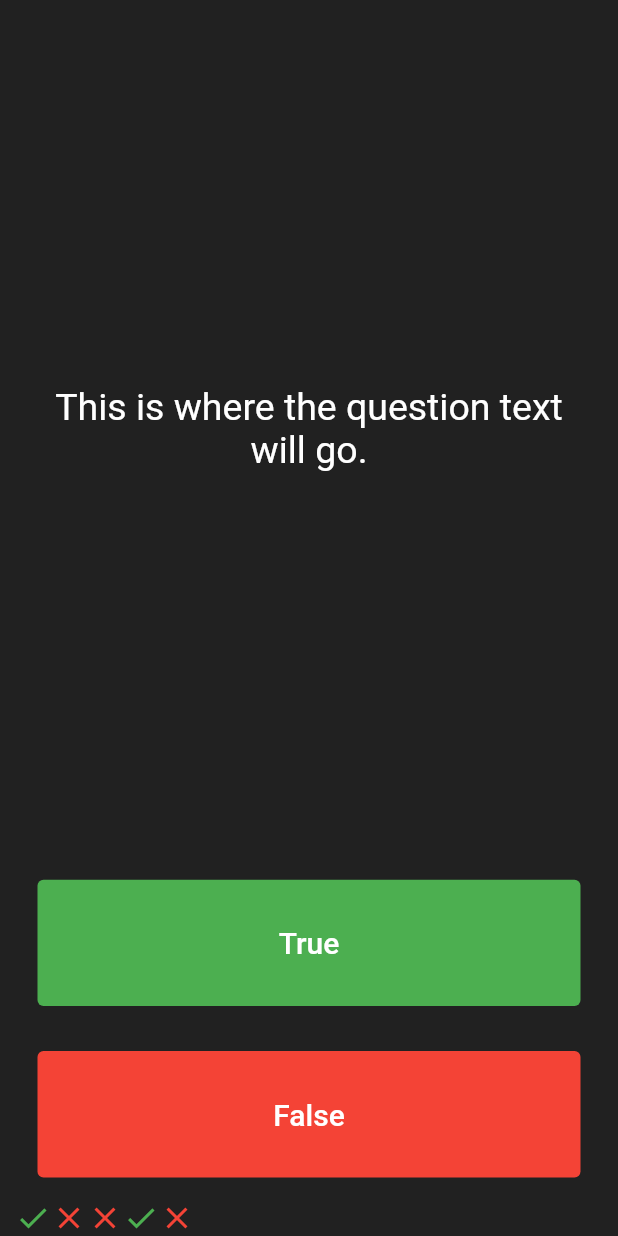
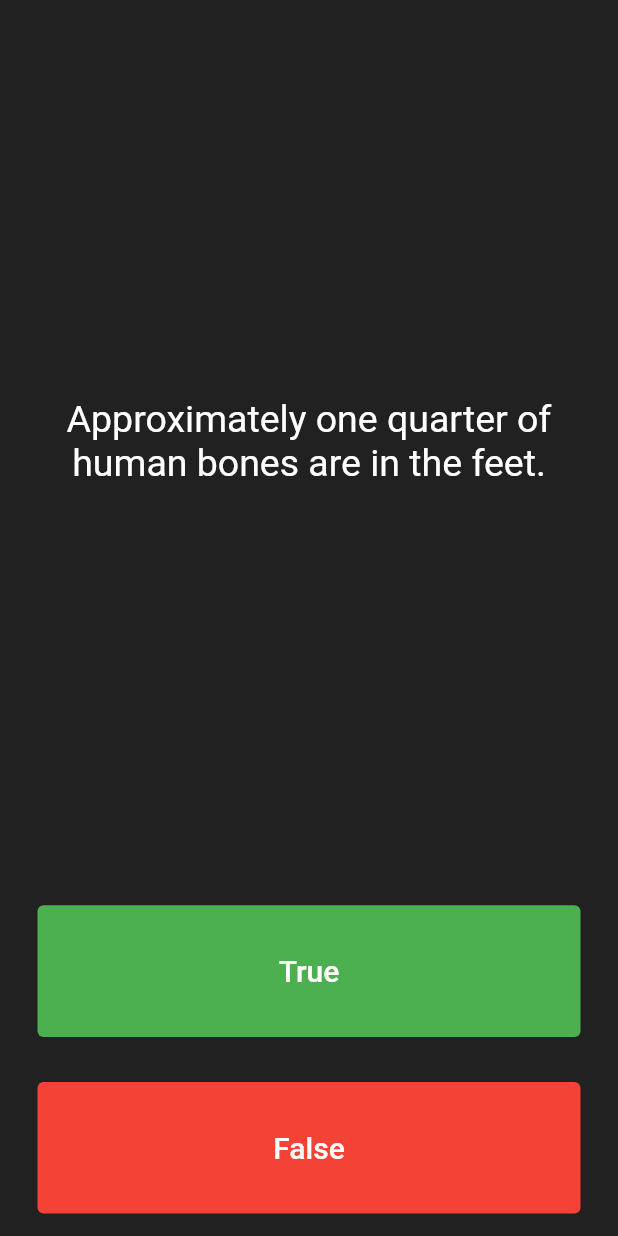
Before and after one commit to prasadsiv/Quiz, a Flutter app: the screen it shows after launch, after a tap on "True", after a tap on "False", on a phone screen of 412 x 824 dp. Run offline on Flutter 3.47's test engine with Material 2 defaults, Android fonts, the phone set to English and light mode, and no system bars.

Commit message:
add questions

```diff
--- a/quizzler/lib/main.dart
+++ b/quizzler/lib/main.dart
@@ -31,20 +31,13 @@ class QuizePage extends StatefulWidget {
 }
 
 class _QuizePageState extends State<QuizePage> {
-  List<Icon> scoreKeeper = [
-    Icon(
-      Icons.check,
-      color: Colors.green,
-    ),
-    Icon(
-      Icons.close,
-      color: Colors.red,
-    ),
-    Icon(
-      Icons.close,
-      color: Colors.red,
-    )
+  List<Icon> scoreKeeper = [];
+  List<String> quesitons = [
+    'Some cats are actually allergic to humans',
+    'You can lead a cow down stairs but not up stairs.',
+    'Approximately one quarter of human bones are in the feet.',
   ];
+  int questionNumber = 0;
   @override
   Widget build(BuildContext context) {
     return Column(
@@ -57,7 +50,7 @@ class _QuizePageState extends State<QuizePage> {
             padding: EdgeInsets.all(10.0),
             child: Center(
               child: Text(
-                "This is where the question text will go.",
+                quesitons[questionNumber],
                 textAlign: TextAlign.center,
                 style: TextStyle(
                   fontSize: 25.0,
@@ -83,12 +76,7 @@ class _QuizePageState extends State<QuizePage> {
               ),
               onPressed: () {
                 setState(() {
-                  scoreKeeper.add(
-                    Icon(
-                      Icons.check,
-                      color: Colors.green,
-                    ),
-                  );
+                  questionNumber++;
                 });
               },
             ),
@@ -110,12 +98,7 @@ class _QuizePageState extends State<QuizePage> {
               ),
               onPressed: () {
                 setState(() {
-                  scoreKeeper.add(
-                    Icon(
-                      Icons.close,
-                      color: Colors.red,
-                    ),
-                  );
+                  questionNumber++;
                 });
               },
             ),
```
